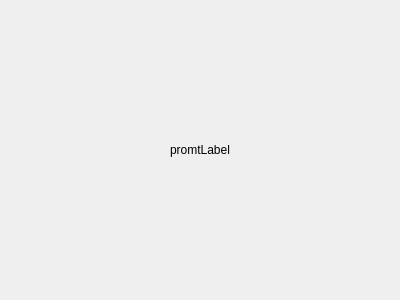
Old version of the form Source/test.ui in the repository duy0503/Flashcards-App-in-Qt.
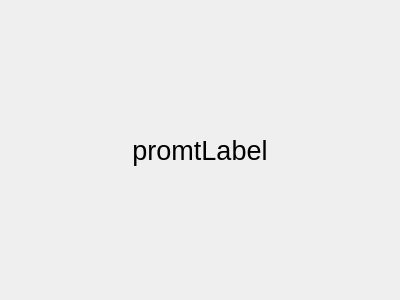
New version of the form.

Commit message: increased the size of text

```diff
--- a/Source/test.ui
+++ b/Source/test.ui
@@ -46,6 +46,11 @@
      <layout class="QHBoxLayout" name="horizontalLayout">
       <item>
        <widget class="QLabel" name="promptLabel">
+        <property name="font">
+         <font>
+          <pointsize>20</pointsize>
+         </font>
+        </property>
         <property name="layoutDirection">
          <enum>Qt::LeftToRight</enum>
         </property>
@@ -58,6 +63,9 @@
         <property name="alignment">
          <set>Qt::AlignCenter</set>
         </property>
+        <property name="wordWrap">
+         <bool>true</bool>
+        </property>
        </widget>
       </item>
      </layout>
```
The commit also changes 2 other files.
